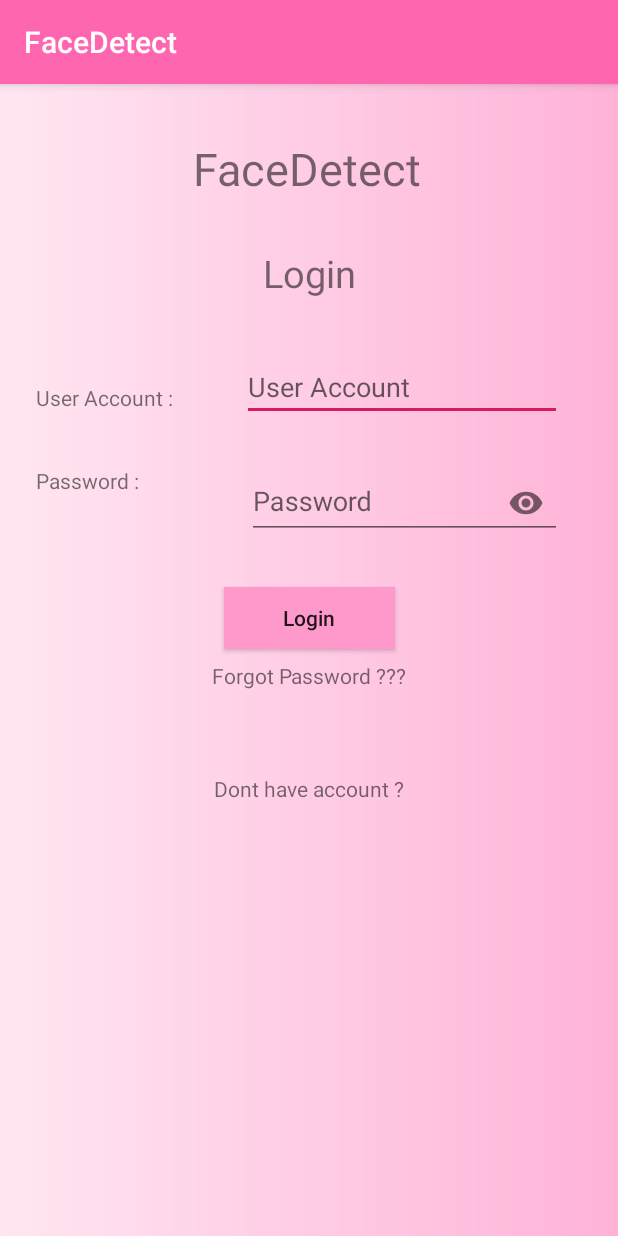
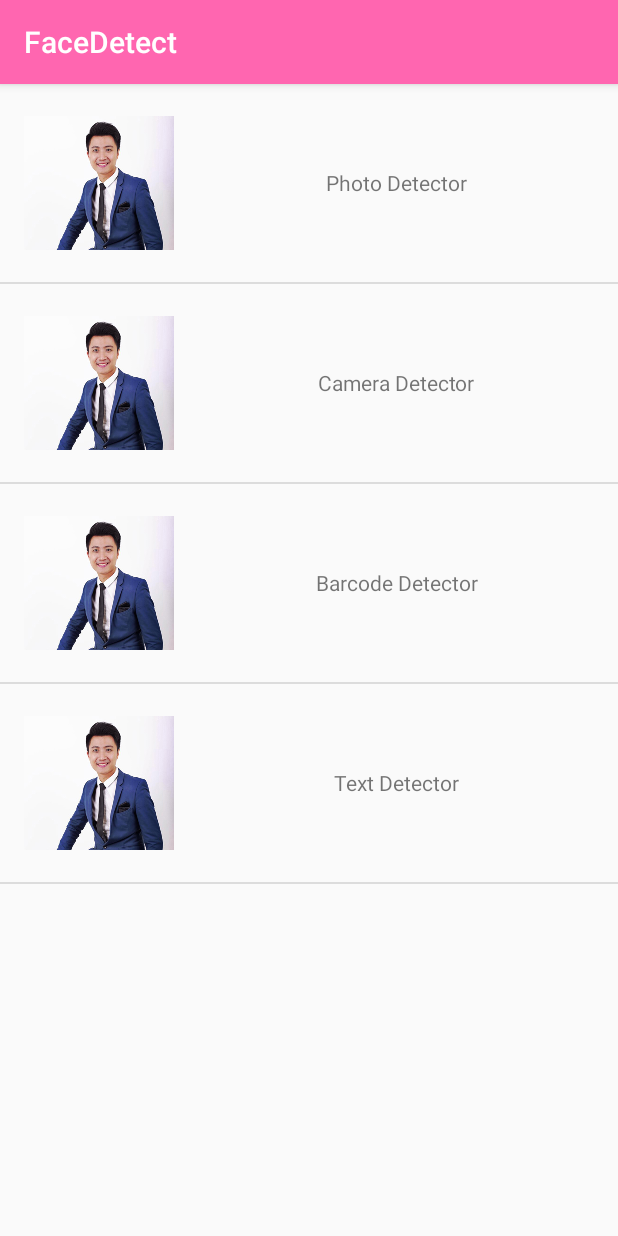
Before and after one commit to nahbiphung/FaceDetect, an Android app: the screen it shows after launch (LoginActivity before the commit, MainActivity after it), on a phone screen of 412 x 824 dp. Run offline under Robolectric (Android 15) with nearby library versions, the phone set to English and light mode, and no system bars.

Commit message:
make mainActivity firsttime

```diff
--- a/app/src/main/AndroidManifest.xml
+++ b/app/src/main/AndroidManifest.xml
@@ -9,14 +9,14 @@
         android:roundIcon="@mipmap/ic_launcher_round"
         android:supportsRtl="true"
         android:theme="@style/AppTheme">
-        <activity android:name=".MainActivity"></activity>
-        <activity android:name=".LoginActivity">
+        <activity android:name=".MainActivity">
             <intent-filter>
                 <action android:name="android.intent.action.MAIN" />
 
                 <category android:name="android.intent.category.LAUNCHER" />
             </intent-filter>
         </activity>
+        <activity android:name=".LoginActivity"/>
     </application>
 
 </manifest>
--- /dev/null
+++ b/app/src/main/java/com/example/admin/facedetect/Images.java
@@ -0,0 +1,38 @@
+package com.example.admin.facedetect;
+
+import java.util.ArrayList;
+
+public class Images {
+    int id;
+    String name;
+
+    public Images(int id, String name){
+        this.id = id;
+        this.name = name;
+    }
+
+    public int getId() {
+        return id;
+    }
+
+    public String getName() {
+        return name;
+    }
+
+    public void setId(int id) {
+        this.id = id;
+    }
+
+    public void setName(String name) {
+        this.name = name;
+    }
+
+    public static ArrayList initImage(){
+        ArrayList<Images> arrayList = new ArrayList<>();
+        arrayList.add(new Images(R.drawable.photo,"Photo Detector"));
+        arrayList.add(new Images(R.drawable.photo,"Camera Detector"));
+        arrayList.add(new Images(R.drawable.photo,"Barcode Detector"));
+        arrayList.add(new Images(R.drawable.photo,"Text Detector"));
+        return arrayList;
+    }
+}
--- /dev/null
+++ b/app/src/main/java/com/example/admin/facedetect/ImagesAdapter.java
@@ -0,0 +1,46 @@
+package com.example.admin.facedetect;
+
+import android.content.Context;
+import android.support.annotation.NonNull;
+import android.support.annotation.Nullable;
+import android.view.LayoutInflater;
+import android.view.View;
+import android.view.ViewGroup;
+import android.widget.ArrayAdapter;
+import android.widget.ImageView;
+import android.widget.TextView;
+
+import java.util.ArrayList;
+
+public class ImagesAdapter extends ArrayAdapter {
+
+    Context context;
+    ArrayList<Images> arrayList;
+    int layout;
+
+    public ImagesAdapter(@NonNull Context context, int resource, @NonNull ArrayList<Images> objects) {
+        super(context, resource, objects);
+
+        this.context = context;
+        this.arrayList = objects;
+        this.layout = resource;
+    }
+
+    @NonNull
+    @Override
+    public View getView(int position, @Nullable View convertView, @NonNull ViewGroup parent) {
+
+        Images image = arrayList.get(position);
+
+        if(convertView == null){
+            convertView = LayoutInflater.from(context).inflate(layout,null);
+        }
+
+        ImageView img = convertView.findViewById(R.id.iv_image);
+        img.setImageResource(image.getId());
+        TextView txt= convertView.findViewById(R.id.tv_imageName);
+        txt.setText(image.getName());
+
+        return convertView;
+    }
+}
--- a/app/src/main/java/com/example/admin/facedetect/LoginActivity.java
+++ b/app/src/main/java/com/example/admin/facedetect/LoginActivity.java
@@ -1,13 +1,28 @@
 package com.example.admin.facedetect;
 
+import android.content.Intent;
 import android.support.v7.app.AppCompatActivity;
 import android.os.Bundle;
+import android.view.View;
+import android.widget.Button;
 
 public class LoginActivity extends AppCompatActivity {
+
+    Button btn;
 
     @Override
     protected void onCreate(Bundle savedInstanceState) {
         super.onCreate(savedInstanceState);
         setContentView(R.layout.activity_login);
+
+        btn = findViewById(R.id.btn_Login);
+
+        btn.setOnClickListener(new View.OnClickListener() {
+            @Override
+            public void onClick(View v) {
+                Intent intent = new Intent(LoginActivity.this,MainActivity.class);
+                startActivity(intent);
+            }
+        });
     }
 }
--- a/app/src/main/java/com/example/admin/facedetect/MainActivity.java
+++ b/app/src/main/java/com/example/admin/facedetect/MainActivity.java
@@ -2,12 +2,26 @@ package com.example.admin.facedetect;
 
 import android.support.v7.app.AppCompatActivity;
 import android.os.Bundle;
+import android.widget.ListView;
+
+import java.util.ArrayList;
 
 public class MainActivity extends AppCompatActivity {
+
+    ListView list;
+    ArrayList<Images> arrayList;
+    ImagesAdapter imageAdapter;
 
     @Override
     protected void onCreate(Bundle savedInstanceState) {
         super.onCreate(savedInstanceState);
         setContentView(R.layout.activity_main);
+
+        list = findViewById(R.id.lv_list);
+
+        arrayList = Images.initImage();
+        imageAdapter = new ImagesAdapter(MainActivity.this,R.layout.layout_list,arrayList);
+
+        list.setAdapter(imageAdapter);
     }
 }
--- a/app/src/main/res/layout/activity_main.xml
+++ b/app/src/main/res/layout/activity_main.xml
@@ -1,18 +1,14 @@
 <?xml version="1.0" encoding="utf-8"?>
-<android.support.constraint.ConstraintLayout xmlns:android="http://schemas.android.com/apk/res/android"
+<LinearLayout
+    xmlns:android="http://schemas.android.com/apk/res/android"
     xmlns:app="http://schemas.android.com/apk/res-auto"
     xmlns:tools="http://schemas.android.com/tools"
     android:layout_width="match_parent"
     android:layout_height="match_parent"
     tools:context=".MainActivity">
 
-    <TextView
-        android:layout_width="wrap_content"
-        android:layout_height="wrap_content"
-        android:text="Hello World!"
-        app:layout_constraintBottom_toBottomOf="parent"
-        app:layout_constraintLeft_toLeftOf="parent"
-        app:layout_constraintRight_toRightOf="parent"
-        app:layout_constraintTop_toTopOf="parent" />
-
-</android.support.constraint.ConstraintLayout>
+    <ListView
+        android:id="@+id/lv_list"
+        android:layout_width="match_parent"
+        android:layout_height="match_parent" />
+</LinearLayout>
--- /dev/null
+++ b/app/src/main/res/layout/layout_list.xml
@@ -0,0 +1,30 @@
+<?xml version="1.0" encoding="utf-8"?>
+<LinearLayout
+    xmlns:android="http://schemas.android.com/apk/res/android"
+    xmlns:app="http://schemas.android.com/apk/res-auto"
+    xmlns:tools="http://schemas.android.com/tools"
+    android:layout_width="match_parent"
+    android:layout_height="wrap_content"
+    android:orientation="horizontal"
+    android:padding="16dp">
+
+    <ImageView
+        android:id="@+id/iv_image"
+        android:layout_width="100dp"
+        android:layout_height="100dp"
+        app:layout_constraintBottom_toBottomOf="parent"
+        app:layout_constraintTop_toTopOf="parent"
+        tools:layout_editor_absoluteX="16dp"
+        tools:srcCompat="@tools:sample/avatars" />
+
+    <TextView
+        android:id="@+id/tv_imageName"
+        android:layout_width="match_parent"
+        android:layout_height="wrap_content"
+        android:text="TextView"
+        android:gravity="center"
+        android:layout_gravity="center"
+        android:layout_marginLeft="16dp"
+        tools:layout_editor_absoluteX="193dp"
+        tools:layout_editor_absoluteY="63dp" />
+</LinearLayout>
```
Also changed, not shown: app/src/main/res/drawable/photo.jpg (added).
